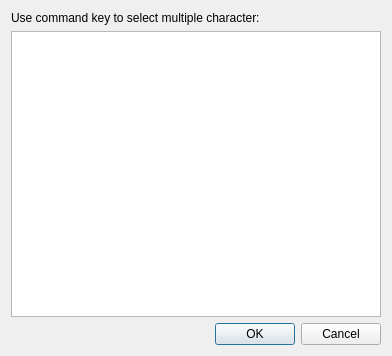
First picture: the form in app/Joker/PeopleDialog.ui, repository JokerSync/Joker, before the edit.
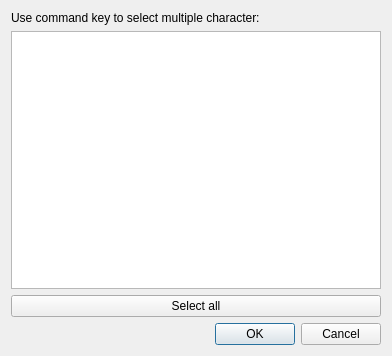
Second picture: the form after the edit.

Commit message: add select all people button

```diff
--- a/app/Joker/PeopleDialog.ui
+++ b/app/Joker/PeopleDialog.ui
@@ -28,6 +28,13 @@
      </property>
     </widget>
    </item>
+   <item>
+    <widget class="QPushButton" name="selectAllButton">
+     <property name="text">
+      <string>Select all</string>
+     </property>
+    </widget>
+   </item>
    <item>
     <widget class="QDialogButtonBox" name="buttonBox">
      <property name="orientation">
```
The commit also changes 2 other files.
